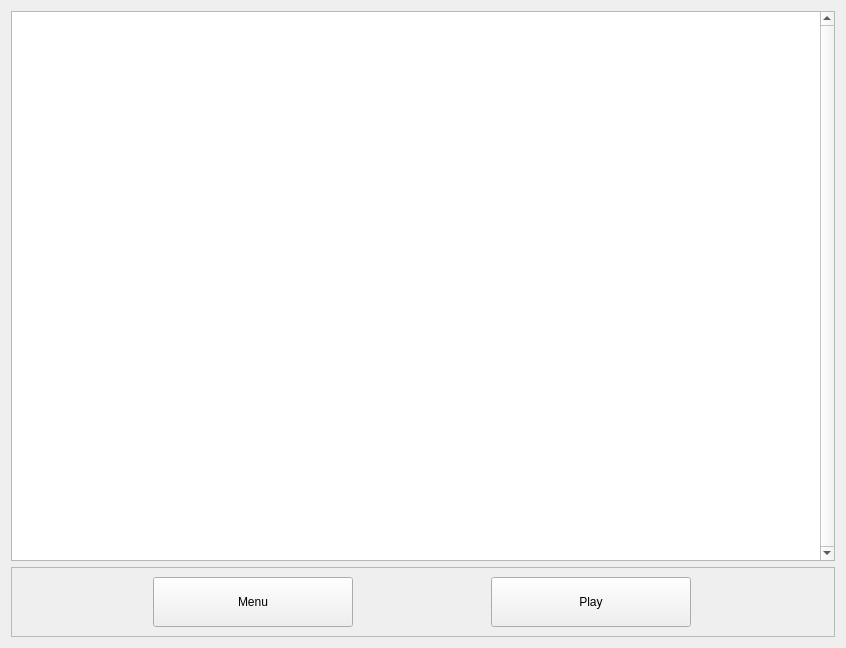
Before: the Qt Designer form MinesweeperEdu/levelselect.ui in LowbeeNorman/MinesweeperEdu, drawn with Qt 5.
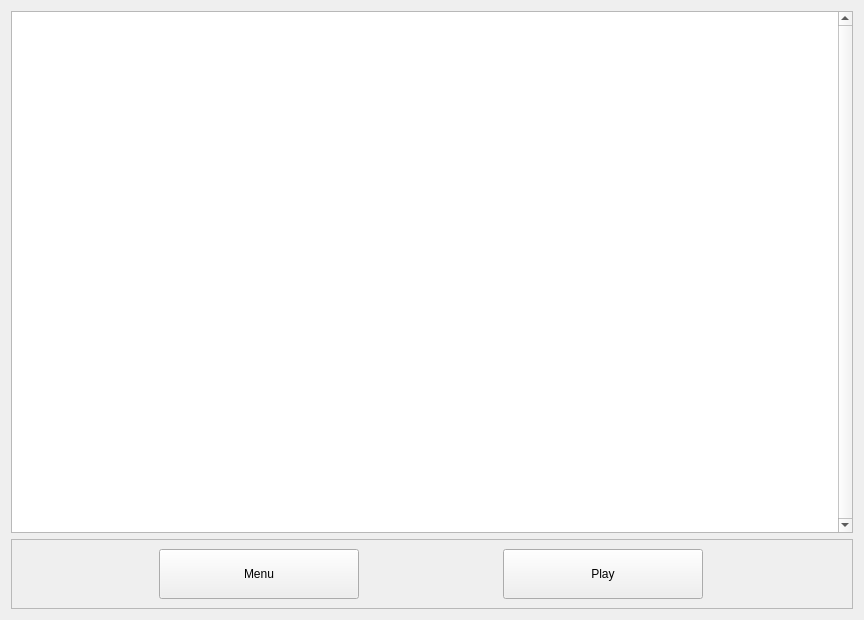
After: the same form once the commit is applied.

Diff of the .ui file:
```diff
--- a/MinesweeperEdu/levelselect.ui
+++ b/MinesweeperEdu/levelselect.ui
@@ -6,20 +6,20 @@
    <rect>
     <x>0</x>
     <y>0</y>
-    <width>846</width>
-    <height>648</height>
+    <width>864</width>
+    <height>620</height>
    </rect>
   </property>
   <property name="minimumSize">
    <size>
-    <width>846</width>
-    <height>648</height>
+    <width>864</width>
+    <height>620</height>
    </size>
   </property>
   <property name="maximumSize">
    <size>
-    <width>846</width>
-    <height>648</height>
+    <width>864</width>
+    <height>620</height>
    </size>
   </property>
   <property name="windowTitle">
```
